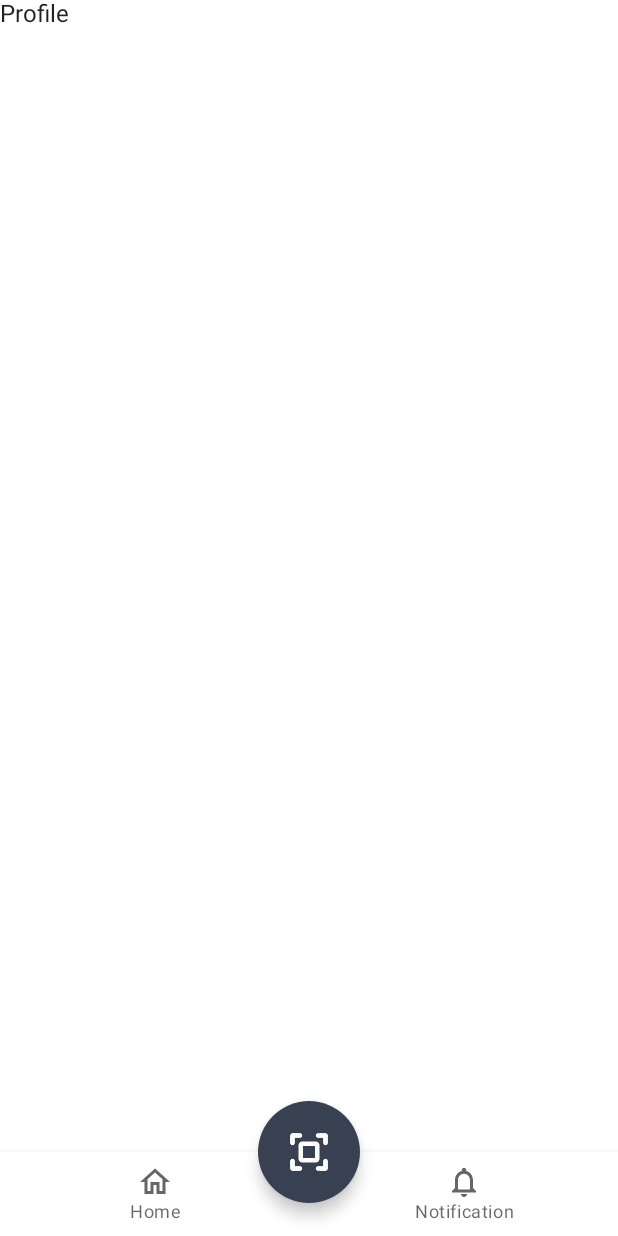
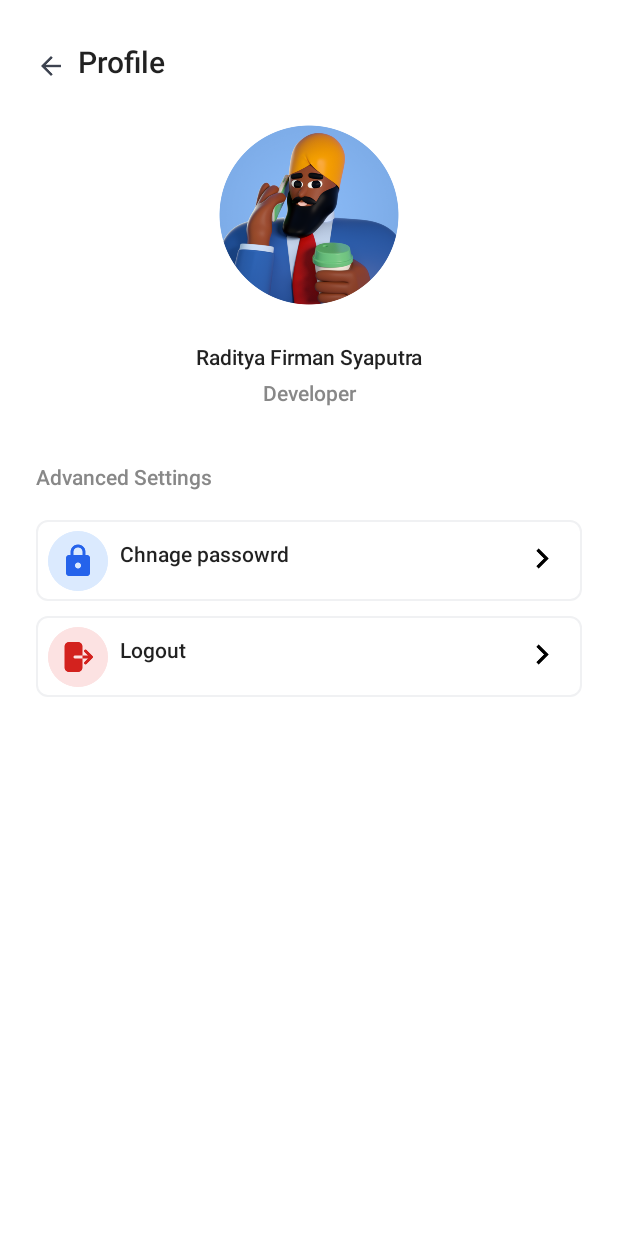
Before and after one commit to radityafs/Magic-UNS, an Android app built with Jetpack Compose: the ProfileScreen screen opened through its navigation route, on a phone screen of 412 x 824 dp. Run offline under Robolectric (Android 15) with nearby library versions, the phone set to English and light mode, and no system bars; our stand-ins replace Dagger/Hilt's generated code.

Commit message:
Profile Page

```diff
--- a/android_OfficeApp/app/src/main/java/com/magic/officeapp/MainActivity.kt
+++ b/android_OfficeApp/app/src/main/java/com/magic/officeapp/MainActivity.kt
@@ -25,6 +25,7 @@ import com.magic.officeapp.ui.component.BottomNavigationBar
 import com.magic.officeapp.ui.navigation.Screen
 import com.magic.officeapp.ui.screen.HomeScreen
 import com.magic.officeapp.ui.screen.LoginScreen
+import com.magic.officeapp.ui.screen.ProfileScreen
 import com.magic.officeapp.ui.screen.SplashScreen
 import com.magic.officeapp.ui.theme.Grey600
 import com.magic.officeapp.ui.theme.Grey700
@@ -52,12 +53,12 @@ class MainActivity : ComponentActivity() {
 
                     Scaffold(
                         bottomBar = {
-                            if (currentRoute != Screen.LoginScreen.route && currentRoute != Screen.SplashScreen.route) {
+                            if (currentRoute != Screen.LoginScreen.route && currentRoute != Screen.SplashScreen.route && currentRoute != Screen.ProfileScreen.route) {
                                 BottomNavigationBar(navController = navController)
                             }
                         },
                         floatingActionButton = {
-                            if (currentRoute != Screen.LoginScreen.route && currentRoute != Screen.SplashScreen.route) {
+                            if (currentRoute != Screen.LoginScreen.route && currentRoute != Screen.SplashScreen.route && currentRoute != Screen.ProfileScreen.route) {
 
                                 FloatingActionButton(
                                     onClick = { /*TODO*/ },
@@ -102,7 +103,7 @@ class MainActivity : ComponentActivity() {
                             }
 
                             composable(Screen.ProfileScreen.route) {
-                                Text(text = "Profile")
+                                ProfileScreen(navController = navController)
                             }
                         }
                     }
--- a/android_OfficeApp/app/src/main/java/com/magic/officeapp/ui/screen/HomeScreen.kt
+++ b/android_OfficeApp/app/src/main/java/com/magic/officeapp/ui/screen/HomeScreen.kt
@@ -25,6 +25,7 @@ import androidx.navigation.compose.rememberNavController
 import com.magic.officeapp.R
 import com.magic.officeapp.ui.component.CustomCard
 import com.magic.officeapp.ui.component.Menu
+import com.magic.officeapp.ui.navigation.Screen
 import com.magic.officeapp.ui.theme.Grey800
 
 
@@ -65,6 +66,9 @@ fun HomeScreen(
                         modifier = Modifier
                             .size(50.dp)
                             .clip(CircleShape)
+                            .clickable {
+                                navController.navigate(Screen.ProfileScreen.route)
+                            }
                     )
                 }
 
--- /dev/null
+++ b/android_OfficeApp/app/src/main/java/com/magic/officeapp/ui/screen/ProfileScreen.kt
@@ -0,0 +1,202 @@
+package com.magic.officeapp.ui.screen
+
+import android.annotation.SuppressLint
+import androidx.compose.foundation.Image
+import androidx.compose.foundation.border
+import androidx.compose.foundation.clickable
+import androidx.compose.foundation.layout.Arrangement
+import androidx.compose.foundation.layout.Box
+import androidx.compose.foundation.layout.Column
+import androidx.compose.foundation.layout.Row
+import androidx.compose.foundation.layout.Spacer
+import androidx.compose.foundation.layout.fillMaxSize
+import androidx.compose.foundation.layout.fillMaxWidth
+import androidx.compose.foundation.layout.height
+import androidx.compose.foundation.layout.offset
+import androidx.compose.foundation.layout.padding
+import androidx.compose.foundation.shape.RoundedCornerShape
+import androidx.compose.material.Scaffold
+import androidx.compose.material.Text
+import androidx.compose.runtime.Composable
+import androidx.compose.ui.Modifier
+import androidx.compose.ui.draw.clip
+import androidx.compose.ui.graphics.Color
+import androidx.compose.ui.graphics.painter.Painter
+import androidx.compose.ui.res.painterResource
+import androidx.compose.ui.text.font.FontWeight
+import androidx.compose.ui.text.style.TextAlign
+import androidx.compose.ui.tooling.preview.Preview
+import androidx.compose.ui.unit.dp
+import androidx.compose.ui.unit.sp
+import androidx.core.graphics.toColorInt
+import androidx.navigation.NavController
+import androidx.navigation.compose.rememberNavController
+import com.magic.officeapp.R
+import com.magic.officeapp.ui.component.CustomIcon
+
+@SuppressLint("UnusedMaterialScaffoldPaddingParameter")
+@Composable
+fun ProfileScreen(
+    navController: NavController = rememberNavController(),
+) {
+    Column(
+        modifier = Modifier
+            .fillMaxWidth()
+            .padding(start = 24.dp, end = 24.dp, top = 30.dp)
+    ) {
+        Box(modifier = Modifier
+            .clickable {
+                navController.popBackStack()
+            }
+        ) {
+            Row {
+                Image(
+                    painter = painterResource(id = R.drawable.back_icon),
+                    contentDescription = "Back Icon",
+                    modifier = Modifier
+                        .height(20.dp)
+                        .offset(x = 0.dp, y = 4.dp)
+                )
+
+                Text(
+                    text = "Profile",
+                    fontSize = 20.sp,
+                    fontWeight = FontWeight.SemiBold,
+                    modifier = Modifier
+                        .padding(start = 8.dp)
+                )
+            }
+        }
+
+        Box(
+            modifier = Modifier
+                .offset(x = 0.dp, y = 30.dp)
+        ) {
+            Column {
+                Image(
+                    painter = painterResource(id = R.drawable.profile),
+                    contentDescription = "Profile",
+                    modifier = Modifier
+                        .fillMaxWidth()
+                        .height(120.dp)
+                        .clickable {}
+
+                )
+
+                Text(
+                    "Raditya Firman Syaputra",
+                    fontSize = 14.sp,
+                    fontWeight = FontWeight.SemiBold,
+                    textAlign = TextAlign.Center,
+                    modifier = Modifier
+                        .padding(top = 27.dp)
+                        .fillMaxWidth()
+                )
+
+                Text(
+                    "Developer",
+                    fontSize = 14.sp,
+                    fontWeight = FontWeight.Medium,
+                    textAlign = TextAlign.Center,
+                    color = Color.Gray,
+                    modifier = Modifier
+                        .padding(top = 8.dp)
+                        .fillMaxWidth()
+                )
+
+                Text(
+                    "Advanced Settings",
+                    fontSize = 14.sp,
+                    fontWeight = FontWeight.SemiBold,
+                    color = Color.Gray,
+                    modifier = Modifier
+                        .padding(top = 40.dp, bottom = 20.dp)
+                )
+
+                Box(modifier = Modifier
+                    .fillMaxWidth()
+                    .height(64.dp)
+                    .padding(bottom = 10.dp)
+                    .border(
+                        1.dp,
+                        color = Color("#F0F1F3".toColorInt()),
+                        shape = RoundedCornerShape(8.dp)
+                    )
+                    .clickable {}
+                ) {
+                    Row {
+                        Image(
+                            painter = painterResource(id = R.drawable.lock_icon),
+                            contentDescription = "Lock Icon",
+                            modifier = Modifier
+                                .height(48.dp)
+                                .offset(x = 4.dp, y = 3.dp)
+                        )
+
+                        Text(
+                            "Chnage passowrd",
+                            fontSize = 14.sp,
+                            fontWeight = FontWeight.SemiBold,
+                            modifier = Modifier
+                                .padding(start = 8.dp, top = 15.dp)
+                        )
+                        Spacer(modifier = Modifier.weight(1f))
+
+                        Image(
+                            painter = painterResource(id = R.drawable.right_icon),
+                            contentDescription = "Lock Icon",
+                            modifier = Modifier
+                                .height(48.dp)
+                                .padding(end = 4.dp, top = 3.dp)
+                        )
+                    }
+                }
+
+                Box(modifier = Modifier
+                    .fillMaxWidth()
+                    .height(64.dp)
+                    .padding(bottom = 10.dp)
+                    .border(
+                        1.dp,
+                        color = Color("#F0F1F3".toColorInt()),
+                        shape = RoundedCornerShape(8.dp)
+                    )
+                    .clickable {}
+                ) {
+                    Row {
+                        Image(
+                            painter = painterResource(id = R.drawable.logout_icon),
+                            contentDescription = "Logout Icon",
+                            modifier = Modifier
+                                .height(48.dp)
+                                .offset(x = 4.dp, y = 3.dp)
+                        )
+
+                        Text(
+                            "Logout",
+                            fontSize = 14.sp,
+                            fontWeight = FontWeight.SemiBold,
+                            modifier = Modifier
+                                .padding(start = 8.dp, top = 15.dp)
+                        )
+                        Spacer(modifier = Modifier.weight(1f))
+
+                        Image(
+                            painter = painterResource(id = R.drawable.right_icon),
+                            contentDescription = "Lock Icon",
+                            modifier = Modifier
+                                .height(48.dp)
+                                .padding(end = 4.dp, top = 3.dp)
+                        )
+                    }
+                }
+            }
+        }
+    }
+}
+
+@Preview
+@Composable
+fun PreviewProfileScreen() {
+    ProfileScreen()
+}
```
Also changed, not shown: android_OfficeApp/app/src/main/res/drawable/back_icon.png (added), android_OfficeApp/app/src/main/res/drawable/lock_icon.png (added), android_OfficeApp/app/src/main/res/drawable/logout_icon.png (added), android_OfficeApp/app/src/main/res/drawable/profile.png, android_OfficeApp/app/src/main/res/drawable/right_icon.png (added).
